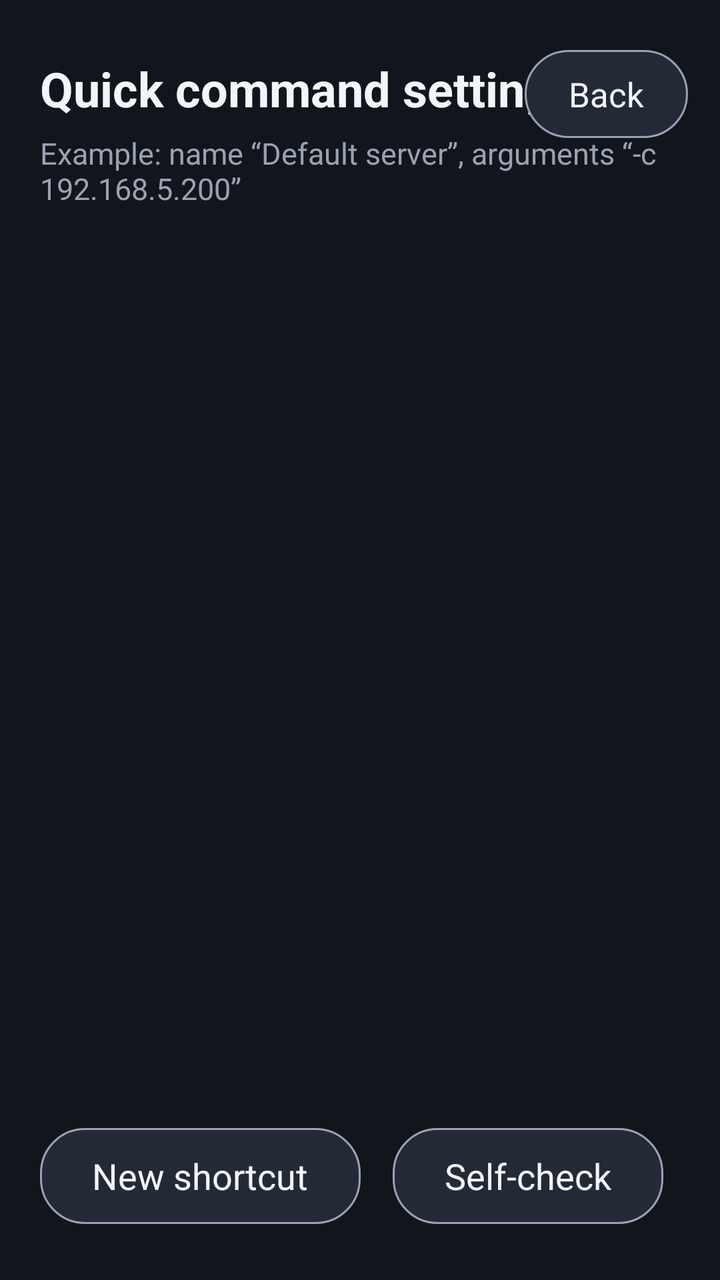
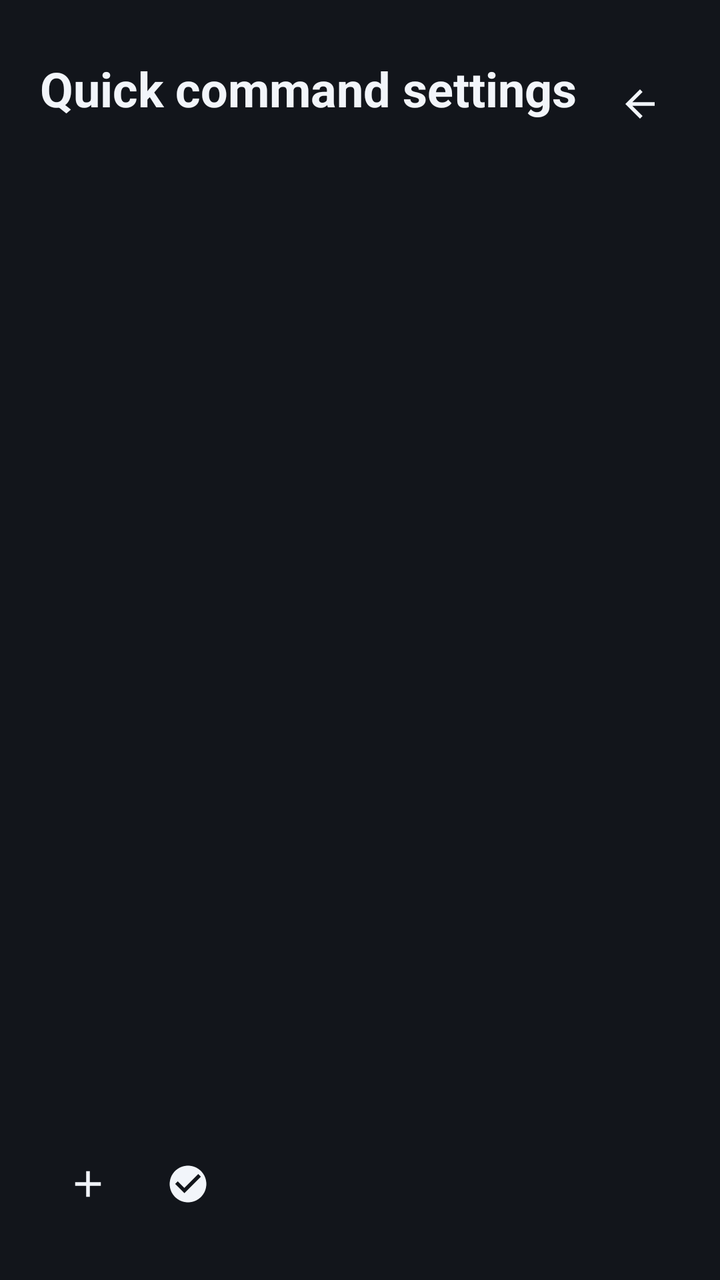

The first picture is an Android layout as it rendered before a commit; the second is the same layout after the commit. The layout source and the unified diff follow.
<!-- AndroidManifest.xml: application theme Theme.IperfDroid -->
<!-- res/layout/activity_config.xml -->
<?xml version="1.0" encoding="utf-8"?>
<androidx.constraintlayout.widget.ConstraintLayout
    xmlns:android="http://schemas.android.com/apk/res/android"
    xmlns:app="http://schemas.android.com/apk/res-auto"
    android:layout_width="match_parent"
    android:layout_height="match_parent"
    android:background="@color/bg_dark">

    <TextView
        android:id="@+id/tvConfigTitle"
        android:layout_width="wrap_content"
        android:layout_height="wrap_content"
        android:layout_marginStart="@dimen/screen_margin"
        android:layout_marginTop="28dp"
        android:text="@string/title_config"
        android:textColor="@color/text_primary"
        android:textSize="@dimen/title_size"
        android:textStyle="bold"
        app:layout_constraintStart_toStartOf="parent"
        app:layout_constraintTop_toTopOf="parent" />

    <TextView
        android:id="@+id/tvConfigSub"
        android:layout_width="wrap_content"
        android:layout_height="wrap_content"
        android:layout_marginStart="@dimen/screen_margin"
        android:layout_marginTop="6dp"
        android:text="@string/config_hint"
        android:textColor="@color/text_secondary"
        android:textSize="15sp"
        app:layout_constraintStart_toStartOf="parent"
        app:layout_constraintTop_toBottomOf="@id/tvConfigTitle" />

    <TextView
        android:id="@+id/btnBack"
        android:layout_width="wrap_content"
        android:layout_height="44dp"
        android:layout_marginEnd="@dimen/screen_margin_end"
        android:background="@drawable/bg_focusable_chip"
        android:focusable="true"
        android:gravity="center"
        android:paddingStart="22dp"
        android:paddingEnd="22dp"
        android:text="@string/action_back"
        android:textColor="@color/text_primary"
        android:textSize="17sp"
        app:layout_constraintBaseline_toBaselineOf="@id/tvConfigTitle"
        app:layout_constraintEnd_toEndOf="parent"
        app:layout_constraintTop_toTopOf="@id/tvConfigTitle" />

    <androidx.recyclerview.widget.RecyclerView
        android:id="@+id/recyclerConfig"
        android:layout_width="0dp"
        android:layout_height="0dp"
        android:layout_marginTop="20dp"
        android:clipToPadding="false"
        android:paddingStart="@dimen/grid_padding"
        android:paddingEnd="@dimen/grid_padding"
        android:paddingBottom="24dp"
        app:layout_constraintBottom_toTopOf="@id/btnAdd"
        app:layout_constraintEnd_toEndOf="parent"
        app:layout_constraintStart_toStartOf="parent"
        app:layout_constraintTop_toBottomOf="@id/tvConfigSub" />

    <TextView
        android:id="@+id/btnAdd"
        android:layout_width="wrap_content"
        android:layout_height="48dp"
        android:layout_marginStart="@dimen/screen_margin"
        android:layout_marginBottom="28dp"
        android:background="@drawable/bg_focusable_chip"
        android:focusable="true"
        android:gravity="center"
        android:paddingStart="26dp"
        android:paddingEnd="26dp"
        android:text="@string/action_add"
        android:textColor="@color/text_primary"
        android:textSize="18sp"
        app:layout_constraintBottom_toBottomOf="parent"
        app:layout_constraintStart_toStartOf="parent" />

    <TextView
        android:id="@+id/btnSelfCheck"
        android:layout_width="wrap_content"
        android:layout_height="48dp"
        android:layout_marginStart="16dp"
        android:layout_marginBottom="28dp"
        android:background="@drawable/bg_focusable_chip"
        android:focusable="true"
        android:gravity="center"
        android:paddingStart="26dp"
        android:paddingEnd="26dp"
        android:text="@string/action_selfcheck"
        android:textColor="@color/text_primary"
        android:textSize="18sp"
        app:layout_constraintBottom_toBottomOf="parent"
        app:layout_constraintStart_toEndOf="@id/btnAdd" />

</androidx.constraintlayout.widget.ConstraintLayout>
<!-- resources referenced by this layout -->
<resources>
  <color name="bg_dark">#FF12151B</color>
  <color name="text_primary">#FFF2F5FA</color>
  <color name="text_secondary">#FF98A2B3</color>
  <dimen name="grid_padding">16dp</dimen>
  <dimen name="screen_margin">20dp</dimen>
  <dimen name="screen_margin_end">16dp</dimen>
  <dimen name="title_size">24sp</dimen>
  <!-- drawable bg_focusable_chip (drawable) -->
  <?xml version="1.0" encoding="utf-8"?>
  <selector xmlns:android="http://schemas.android.com/apk/res/android">
      <item android:state_focused="true">
          <shape android:shape="rectangle">
              <solid android:color="@color/accent" />
              <corners android:radius="22dp" />
          </shape>
      </item>
      <item android:state_pressed="true">
          <shape android:shape="rectangle">
              <solid android:color="@color/accent" />
              <corners android:radius="22dp" />
          </shape>
      </item>
      <item>
          <shape android:shape="rectangle">
              <solid android:color="@color/bg_input" />
              <corners android:radius="22dp" />
              <stroke android:width="1dp" android:color="@color/text_secondary" />
          </shape>
      </item>
  </selector>
  <string name="action_add">New shortcut</string>
  <string name="action_back">Back</string>
  <string name="action_selfcheck">Self-check</string>
  <string name="config_hint">Example: name “Default server”, arguments “-c 192.168.5.200”</string>
  <string name="title_config">Quick command settings</string>
  <style name="Theme.IperfDroid" parent="Theme.AppCompat.NoActionBar">
          <item name="android:windowBackground">@color/bg_dark</item>
          <item name="android:colorBackground">@color/bg_dark</item>
          <item name="android:textColorPrimary">@color/text_primary</item>
      </style>
  <color name="accent">#FF3D7BFF</color>
  <color name="bg_input">#FF232A35</color>
</resources>

<!-- the commit's change to res/layout/activity_config.xml (unified diff, before → after) -->
@@ -8,43 +8,32 @@
 
     <TextView
         android:id="@+id/tvConfigTitle"
-        android:layout_width="wrap_content"
+        android:layout_width="0dp"
         android:layout_height="wrap_content"
         android:layout_marginStart="@dimen/screen_margin"
         android:layout_marginTop="28dp"
+        android:ellipsize="end"
+        android:maxLines="1"
         android:text="@string/title_config"
         android:textColor="@color/text_primary"
         android:textSize="@dimen/title_size"
         android:textStyle="bold"
+        app:layout_constraintEnd_toStartOf="@id/btnBack"
         app:layout_constraintStart_toStartOf="parent"
         app:layout_constraintTop_toTopOf="parent" />
 
-    <TextView
-        android:id="@+id/tvConfigSub"
-        android:layout_width="wrap_content"
-        android:layout_height="wrap_content"
-        android:layout_marginStart="@dimen/screen_margin"
-        android:layout_marginTop="6dp"
-        android:text="@string/config_hint"
-        android:textColor="@color/text_secondary"
-        android:textSize="15sp"
-        app:layout_constraintStart_toStartOf="parent"
-        app:layout_constraintTop_toBottomOf="@id/tvConfigTitle" />
-
-    <TextView
+    
+    <ImageView
         android:id="@+id/btnBack"
-        android:layout_width="wrap_content"
-        android:layout_height="44dp"
+        android:layout_width="@dimen/icon_button_size"
+        android:layout_height="@dimen/icon_button_size"
         android:layout_marginEnd="@dimen/screen_margin_end"
-        android:background="@drawable/bg_focusable_chip"
+        android:background="@drawable/bg_icon_button"
+        android:contentDescription="@string/action_back"
         android:focusable="true"
-        android:gravity="center"
-        android:paddingStart="22dp"
-        android:paddingEnd="22dp"
-        android:text="@string/action_back"
-        android:textColor="@color/text_primary"
-        android:textSize="17sp"
-        app:layout_constraintBaseline_toBaselineOf="@id/tvConfigTitle"
+        android:padding="@dimen/icon_button_padding"
+        android:scaleType="fitCenter"
+        android:src="@drawable/ic_arrow_back"
         app:layout_constraintEnd_toEndOf="parent"
         app:layout_constraintTop_toTopOf="@id/tvConfigTitle" />
 
@@ -60,39 +49,35 @@
         app:layout_constraintBottom_toTopOf="@id/btnAdd"
         app:layout_constraintEnd_toEndOf="parent"
         app:layout_constraintStart_toStartOf="parent"
-        app:layout_constraintTop_toBottomOf="@id/tvConfigSub" />
+        app:layout_constraintTop_toBottomOf="@id/tvConfigTitle" />
 
-    <TextView
+    <ImageView
         android:id="@+id/btnAdd"
-        android:layout_width="wrap_content"
-        android:layout_height="48dp"
+        android:layout_width="@dimen/icon_button_size"
+        android:layout_height="@dimen/icon_button_size"
         android:layout_marginStart="@dimen/screen_margin"
-        android:layout_marginBottom="28dp"
-        android:background="@drawable/bg_focusable_chip"
+        android:layout_marginBottom="24dp"
+        android:background="@drawable/bg_icon_button"
+        android:contentDescription="@string/action_add"
         android:focusable="true"
-        android:gravity="center"
-        android:paddingStart="26dp"
-        android:paddingEnd="26dp"
-        android:text="@string/action_add"
-        android:textColor="@color/text_primary"
-        android:textSize="18sp"
+        android:padding="@dimen/icon_button_padding"
+        android:scaleType="fitCenter"
+        android:src="@drawable/ic_add"
         app:layout_constraintBottom_toBottomOf="parent"
         app:layout_constraintStart_toStartOf="parent" />
 
-    <TextView
+    <ImageView
         android:id="@+id/btnSelfCheck"
-        android:layout_width="wrap_content"
-        android:layout_height="48dp"
-        android:layout_marginStart="16dp"
-        android:layout_marginBottom="28dp"
-        android:background="@drawable/bg_focusable_chip"
+        android:layout_width="@dimen/icon_button_size"
+        android:layout_height="@dimen/icon_button_size"
+        android:layout_marginStart="2dp"
+        android:layout_marginBottom="24dp"
+        android:background="@drawable/bg_icon_button"
+        android:contentDescription="@string/action_selfcheck"
         android:focusable="true"
-        android:gravity="center"
-        android:paddingStart="26dp"
-        android:paddingEnd="26dp"
-        android:text="@string/action_selfcheck"
-        android:textColor="@color/text_primary"
-        android:textSize="18sp"
+        android:padding="@dimen/icon_button_padding"
+        android:scaleType="fitCenter"
+        android:src="@drawable/ic_check_circle"
         app:layout_constraintBottom_toBottomOf="parent"
         app:layout_constraintStart_toEndOf="@id/btnAdd" />
 
<!-- resource entries referenced after the edit -->
@@ -2,45 +2,76 @@
 <resources>
   <color name="bg_dark">#FF12151B</color>
   <color name="text_primary">#FFF2F5FA</color>
-  <color name="text_secondary">#FF98A2B3</color>
   <dimen name="grid_padding">16dp</dimen>
+  <dimen name="icon_button_padding">13dp</dimen>
+  <dimen name="icon_button_size">48dp</dimen>
   <dimen name="screen_margin">20dp</dimen>
   <dimen name="screen_margin_end">16dp</dimen>
   <dimen name="title_size">24sp</dimen>
-  <!-- drawable bg_focusable_chip (drawable) -->
+  <!-- drawable bg_icon_button (drawable) -->
   <?xml version="1.0" encoding="utf-8"?>
   <selector xmlns:android="http://schemas.android.com/apk/res/android">
       <item android:state_focused="true">
-          <shape android:shape="rectangle">
-              <solid android:color="@color/accent" />
-              <corners android:radius="22dp" />
+          <shape android:shape="oval">
+              <solid android:color="@color/bg_input" />
           </shape>
       </item>
       <item android:state_pressed="true">
-          <shape android:shape="rectangle">
-              <solid android:color="@color/accent" />
-              <corners android:radius="22dp" />
+          <shape android:shape="oval">
+              <solid android:color="@color/bg_input" />
           </shape>
       </item>
       <item>
-          <shape android:shape="rectangle">
-              <solid android:color="@color/bg_input" />
-              <corners android:radius="22dp" />
-              <stroke android:width="1dp" android:color="@color/text_secondary" />
+          <shape android:shape="oval">
+              <solid android:color="@android:color/transparent" />
           </shape>
       </item>
   </selector>
+  <!-- drawable ic_add (drawable) -->
+  <?xml version="1.0" encoding="utf-8"?>
+  <vector xmlns:android="http://schemas.android.com/apk/res/android"
+      android:width="24dp"
+      android:height="24dp"
+      android:viewportWidth="24"
+      android:viewportHeight="24"
+      android:tint="@color/text_primary">
+      <path
+          android:fillColor="#FFFFFFFF"
+          android:pathData="M19,13h-6v6h-2v-6H5v-2h6V5h2v6h6v2z" />
+  </vector>
+  <!-- drawable ic_arrow_back (drawable) -->
+  <?xml version="1.0" encoding="utf-8"?>
+  <vector xmlns:android="http://schemas.android.com/apk/res/android"
+      android:width="24dp"
+      android:height="24dp"
+      android:viewportWidth="24"
+      android:viewportHeight="24"
+      android:tint="@color/text_primary">
+      <path
+          android:fillColor="#FFFFFFFF"
+          android:pathData="M20,11H7.83l5.59,-5.59L12,4l-8,8 8,8 1.41,-1.41L7.83,13H20v-2z" />
+  </vector>
+  <!-- drawable ic_check_circle (drawable) -->
+  <?xml version="1.0" encoding="utf-8"?>
+  <vector xmlns:android="http://schemas.android.com/apk/res/android"
+      android:width="24dp"
+      android:height="24dp"
+      android:viewportWidth="24"
+      android:viewportHeight="24"
+      android:tint="@color/text_primary">
+      <path
+          android:fillColor="#FFFFFFFF"
+          android:pathData="M12,2C6.48,2 2,6.48 2,12s4.48,10 10,10 10,-4.48 10,-10S17.52,2 12,2zM10,17l-5,-5 1.41,-1.41L10,14.17l7.59,-7.59L19,8l-9,9z" />
+  </vector>
   <string name="action_add">New shortcut</string>
   <string name="action_back">Back</string>
   <string name="action_selfcheck">Self-check</string>
-  <string name="config_hint">Example: name “Default server”, arguments “-c 192.168.5.200”</string>
   <string name="title_config">Quick command settings</string>
   <style name="Theme.IperfDroid" parent="Theme.AppCompat.NoActionBar">
           <item name="android:windowBackground">@color/bg_dark</item>
           <item name="android:colorBackground">@color/bg_dark</item>
           <item name="android:textColorPrimary">@color/text_primary</item>
       </style>
-  <color name="accent">#FF3D7BFF</color>
   <color name="bg_input">#FF232A35</color>
 </resources>
 
